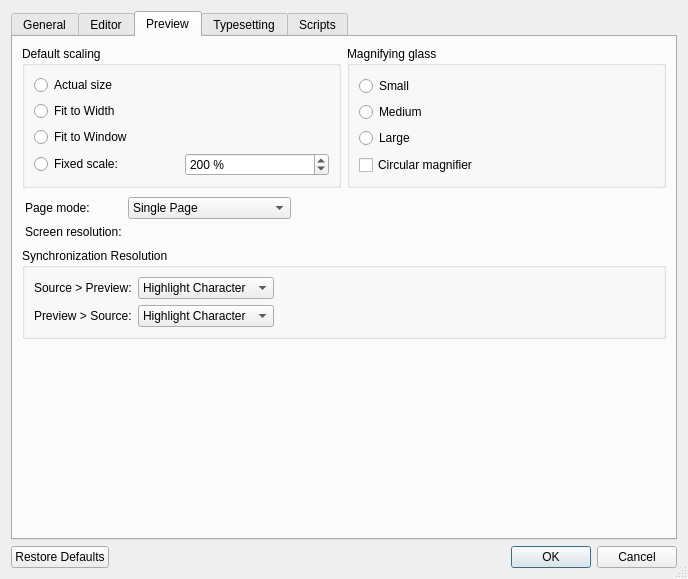
Qt form src/PrefsDialog.ui (debian-tex/texworks) before a commit.
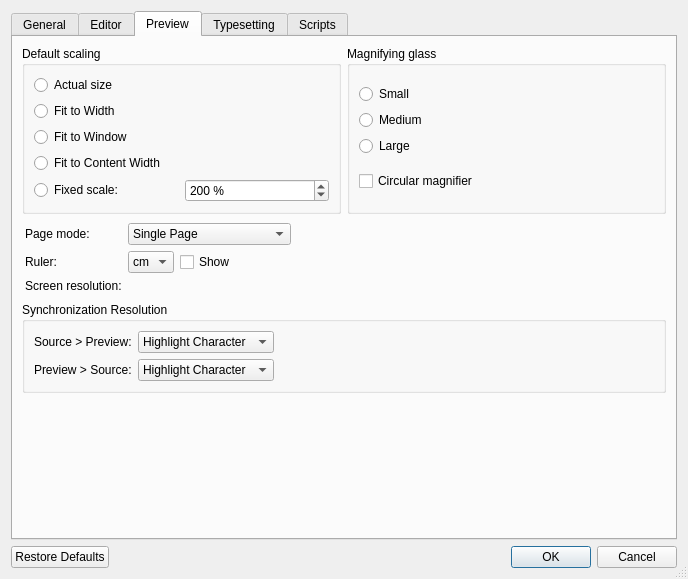
The same form after that commit. The open tabs and pages were chosen to show the change. Icons and pictures are not drawn. Custom widgets are drawn as their Qt base class.

What changed in the file:
```diff
--- a/src/PrefsDialog.ui
+++ b/src/PrefsDialog.ui
@@ -683,6 +683,13 @@
               </property>
              </widget>
             </item>
+            <item>
+             <widget class="QRadioButton" name="fitContentWidth">
+              <property name="text">
+               <string>Fit to Content Width</string>
+              </property>
+             </widget>
+            </item>
            </layout>
           </item>
           <item row="1" column="0">
@@ -720,6 +727,9 @@
        </item>
        <item row="1" column="0" colspan="2">
         <layout class="QFormLayout">
+         <property name="fieldGrowthPolicy">
+          <enum>QFormLayout::ExpandingFieldsGrow</enum>
+         </property>
          <property name="leftMargin">
           <number>3</number>
          </property>
@@ -765,15 +775,52 @@
           </widget>
          </item>
          <item row="1" column="0">
+          <widget class="QLabel" name="label_18">
+           <property name="text">
+            <string>Ruler:</string>
+           </property>
+          </widget>
+         </item>
+         <item row="2" column="0">
           <widget class="QLabel" name="label_4">
            <property name="text">
             <string>Screen resolution:</string>
            </property>
           </widget>
          </item>
-         <item row="1" column="1">
+         <item row="2" column="1">
           <widget class="Tw::UI::ScreenCalibrationWidget" name="resolution" native="true"/>
          </item>
+         <item row="1" column="1">
+          <layout class="QHBoxLayout" name="horizontalLayout_15">
+           <item>
+            <widget class="QComboBox" name="pdfRulerUnits">
+             <item>
+              <property name="text">
+               <string>cm</string>
+              </property>
+             </item>
+             <item>
+              <property name="text">
+               <string>in</string>
+              </property>
+             </item>
+             <item>
+              <property name="text">
+               <string>bp</string>
+              </property>
+             </item>
+            </widget>
+           </item>
+           <item>
+            <widget class="QCheckBox" name="pdfRulerShow">
+             <property name="text">
+              <string>Show</string>
+             </property>
+            </widget>
+           </item>
+          </layout>
+         </item>
         </layout>
        </item>
        <item row="3" column="0">
```
Left out of the diff: 1 changed line with no effect on the pictures.
